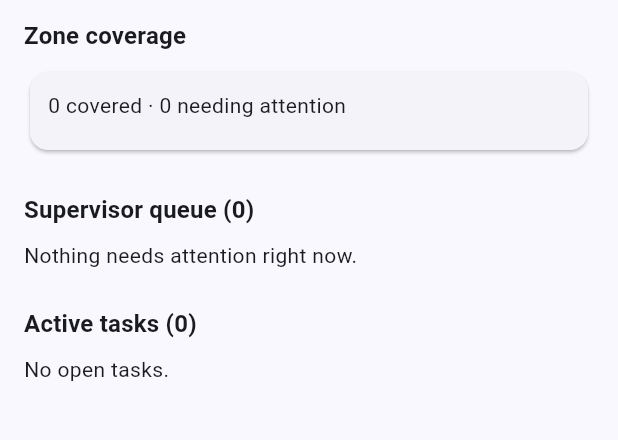
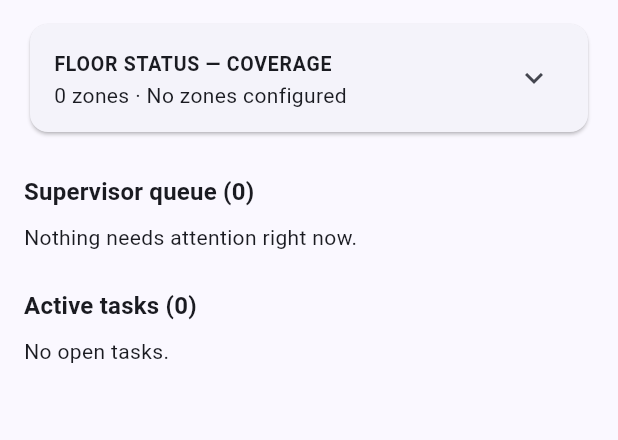
Before and after one commit to sathishjevi/CCTV-Agent, a Flutter app: the SupervisorHomeScreen screen opened directly, on a phone screen of 412 x 824 dp, the part 309-749 px from its top. Run offline on Flutter 3.47's test engine with Material 3 defaults, Android fonts, the phone set to English and light mode, and no system bars; our stand-ins replace firebase_core, firebase_messaging, flutter_secure_storage; accounts and stored records are empty; project files that could hold a hidden picture were left out.

Commit message:
Update for Mobile zone coverage section

```diff
--- a/mobile/floorwatch_app/lib/screens/supervisor_dashboard_screen.dart
+++ b/mobile/floorwatch_app/lib/screens/supervisor_dashboard_screen.dart
@@ -1,5 +1,6 @@
 import 'package:flutter/material.dart';
 
+import '../models/admin.dart';
 import '../models/dashboard.dart';
 import '../services/api_client.dart';
 
@@ -18,7 +19,8 @@ class SupervisorDashboardScreen extends StatefulWidget {
 class _SupervisorDashboardScreenState extends State<SupervisorDashboardScreen> {
   bool _loading = true;
   String? _error;
-  List<ZoneState> _zones = [];
+  List<ZoneState> _zoneStates = [];
+  List<ZoneRecord> _zoneDirectory = [];
   List<QueueItem> _queue = [];
   List<DashboardTask> _tasks = [];
 
@@ -38,10 +40,12 @@ class _SupervisorDashboardScreenState extends State<SupervisorDashboardScreen> {
         ApiClient.instance.fetchZoneStates(),
         ApiClient.instance.fetchSupervisorQueue(),
         ApiClient.instance.fetchDashboardTasks(),
+        ApiClient.instance.fetchZones(),
       ]);
       if (!mounted) return;
       setState(() {
-        _zones = results[0] as List<ZoneState>;
+        _zoneStates = results[0] as List<ZoneState>;
+        _zoneDirectory = (results[3] as List<ZoneRecord>).where((z) => z.active).toList();
         _queue = results[1] as List<QueueItem>;
         _tasks = (results[2] as List<DashboardTask>).where((t) => t.isOpen).toList();
       });
@@ -107,7 +111,7 @@ class _SupervisorDashboardScreenState extends State<SupervisorDashboardScreen> {
 
   @override
   Widget build(BuildContext context) {
-    if (_loading && _tasks.isEmpty && _queue.isEmpty && _zones.isEmpty) {
+    if (_loading && _tasks.isEmpty && _queue.isEmpty && _zoneDirectory.isEmpty) {
       return const Center(child: CircularProgressIndicator());
     }
     return RefreshIndicator(
@@ -119,8 +123,7 @@ class _SupervisorDashboardScreenState extends State<SupervisorDashboardScreen> {
             padding: const EdgeInsets.only(bottom: 12),
             child: Text(_error!, style: const TextStyle(color: Colors.red)),
           ),
-          _sectionHeader('Zone coverage'),
-          _zoneSummary(),
+          _zoneCoverage(),
           const SizedBox(height: 24),
           _sectionHeader('Supervisor queue (${_queue.length})'),
           if (_queue.isEmpty) const Text('Nothing needs attention right now.'),
@@ -139,29 +142,93 @@ class _SupervisorDashboardScreenState extends State<SupervisorDashboardScreen> {
         child: Text(text, style: Theme.of(context).textTheme.titleMedium?.copyWith(fontWeight: FontWeight.bold)),
       );
 
-  Widget _zoneSummary() {
-    final covered = _zones.where((z) => z.status == 'covered').length;
-    final gaps = _zones.where((z) => z.status != 'covered').length;
+  static const _statusOrder = ['covered', 'gap', 'nudge', 'command', 'escalated'];
+  static const _statusLabels = {
+    'covered': 'Covered',
+    'gap': 'Gap detected',
+    'nudge': 'Nudge sent',
+    'command': 'Command issued',
+    'escalated': 'Escalated',
+  };
+
+  // Same source as the web dashboard's Floor Status panel: the active zone
+  // directory, each defaulting to "covered" until a live state says otherwise
+  // (/api/state only lists zones the engine has seen an event for).
+  String _statusFor(String zoneId) {
+    for (final z in _zoneStates) {
+      if (z.zoneId == zoneId) return z.status;
+    }
+    return 'covered';
+  }
+
+  String _coverageSummary() {
+    if (_zoneDirectory.isEmpty) return 'No zones configured';
+    final counts = <String, int>{};
+    for (final z in _zoneDirectory) {
+      final s = _statusFor(z.zoneId);
+      counts[s] = (counts[s] ?? 0) + 1;
+    }
+    final keys = [..._statusOrder.where(counts.containsKey), ...counts.keys.where((k) => !_statusOrder.contains(k))];
+    return keys.map((k) => '${counts[k]} ${(_statusLabels[k] ?? k).toLowerCase()}').join(', ');
+  }
+
+  Color _statusColor(String status) {
+    switch (status) {
+      case 'covered':
+        return Colors.green;
+      case 'escalated':
+        return Colors.red;
+      default:
+        return Colors.orange;
+    }
+  }
+
+  Widget _zoneCoverage() {
     return Card(
-      child: Padding(
-        padding: const EdgeInsets.all(12),
-        child: Column(
-          crossAxisAlignment: CrossAxisAlignment.start,
-          children: [
-            Text('$covered covered · $gaps needing attention'),
-            const SizedBox(height: 8),
-            Wrap(
+      child: ExpansionTile(
+        initiallyExpanded: false,
+        shape: const Border(),
+        collapsedShape: const Border(),
+        title: const Text('FLOOR STATUS — COVERAGE',
+            style: TextStyle(fontWeight: FontWeight.bold, fontSize: 13, letterSpacing: 0.5)),
+        subtitle: Text('${_zoneDirectory.length} zones · ${_coverageSummary()}'),
+        childrenPadding: const EdgeInsets.fromLTRB(12, 0, 12, 12),
+        children: [
+          if (_zoneDirectory.isEmpty) const Padding(padding: EdgeInsets.all(8), child: Text('No zones configured yet.')),
+          LayoutBuilder(builder: (context, constraints) {
+            final width = (constraints.maxWidth - 8) / 2;
+            return Wrap(
               spacing: 8,
               runSpacing: 8,
-              children: _zones
-                  .map((z) => Chip(
-                        label: Text('${z.zoneId}: ${z.status}'),
-                        backgroundColor: z.status == 'covered' ? Colors.green.shade100 : Colors.orange.shade100,
-                      ))
-                  .toList(),
-            ),
-          ],
-        ),
+              children: _zoneDirectory.map((z) {
+                final status = _statusFor(z.zoneId);
+                final color = _statusColor(status);
+                return Container(
+                  width: width,
+                  padding: const EdgeInsets.all(10),
+                  decoration: BoxDecoration(
+                    border: Border.all(color: color.withValues(alpha: 0.5)),
+                    borderRadius: BorderRadius.circular(8),
+                    color: color.withValues(alpha: 0.06),
+                  ),
+                  child: Column(
+                    crossAxisAlignment: CrossAxisAlignment.start,
+                    children: [
+                      Text(z.name, style: const TextStyle(fontWeight: FontWeight.bold)),
+                      Text(z.roleTag.toUpperCase(), style: Theme.of(context).textTheme.labelSmall),
+                      const SizedBox(height: 8),
+                      Row(children: [
+                        Icon(Icons.circle, size: 8, color: color),
+                        const SizedBox(width: 6),
+                        Text(_statusLabels[status] ?? status, style: TextStyle(color: color, fontSize: 12)),
+                      ]),
+                    ],
+                  ),
+                );
+              }).toList(),
+            );
+          }),
+        ],
       ),
     );
   }
```
